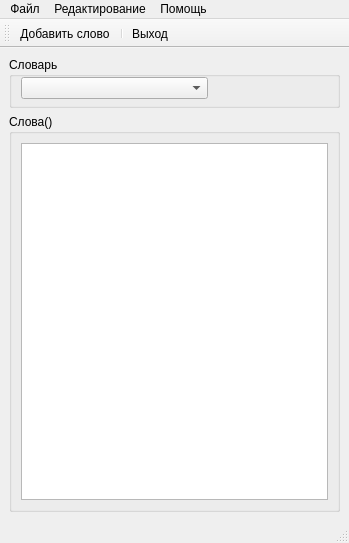
This is ui/main_window.ui in slipstak2/vocabular as Qt 5 draws it before an edit. The edited form follows.
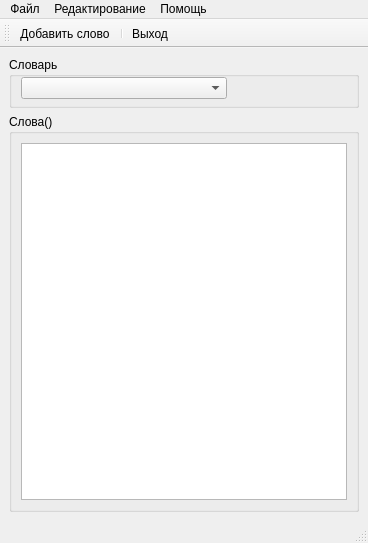
This is the edited form. Icons and pictures are not drawn.

Diff of the .ui file:
```diff
--- a/ui/main_window.ui
+++ b/ui/main_window.ui
@@ -6,7 +6,7 @@
    <rect>
     <x>0</x>
     <y>0</y>
-    <width>349</width>
+    <width>368</width>
     <height>543</height>
    </rect>
   </property>
@@ -230,7 +230,7 @@
     <rect>
      <x>0</x>
      <y>0</y>
-     <width>349</width>
+     <width>368</width>
      <height>21</height>
     </rect>
    </property>
```
